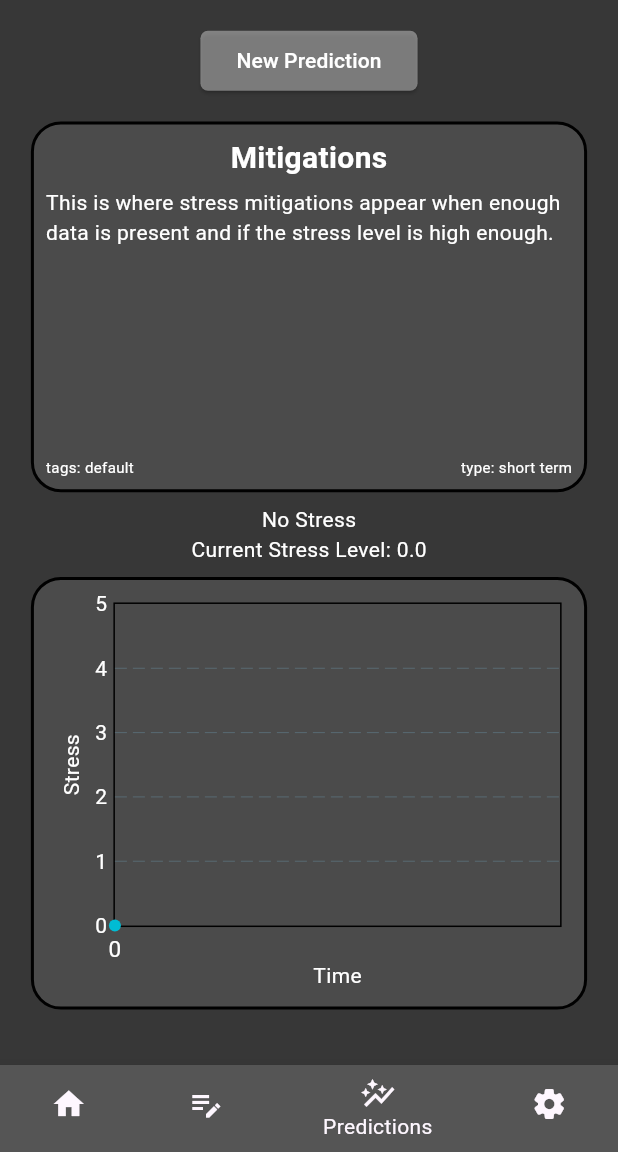
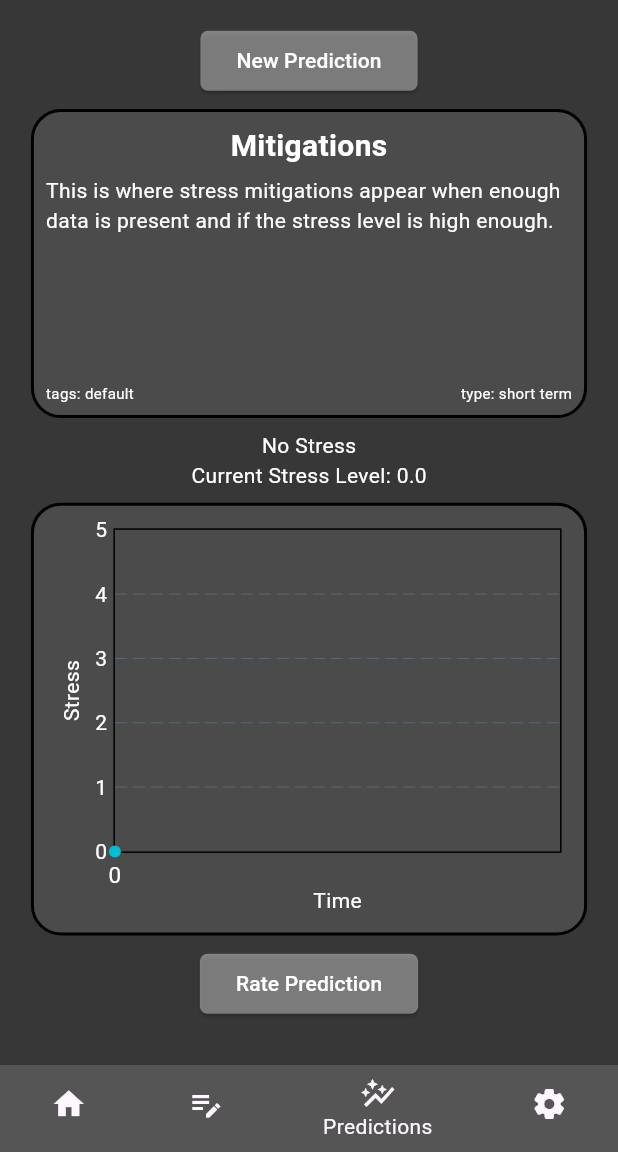
Before and after one commit to cs-24-sw-8-11/frontend, a Flutter app: the HomeScreen screen opened directly, item 3 of the bottom bar chosen, after a tap on "New Prediction", on a phone screen of 412 x 824 dp, the part 84-1236 px from its top. Run offline on Flutter 3.47's test engine with Material 3 defaults, Android fonts, the phone set to English and light mode, and no system bars; drawn by our look-alikes of fl_chart; our stand-ins replace flutter_spinkit; network calls fail.

```diff
--- a/lib/custom_widgets/custom_predictions.dart
+++ b/lib/custom_widgets/custom_predictions.dart
@@ -1,6 +1,8 @@
 import 'package:flutter/material.dart';
 import 'package:fl_chart/fl_chart.dart';
+import 'package:frontend/custom_widgets/custom_rate_prediction.dart';
 import 'package:frontend/custom_widgets/custom_slider_diag.dart';
+import 'package:frontend/login_screen/animation_route.dart';
 import 'package:provider/provider.dart';
 
 import 'package:frontend/custom_widgets/custom_diag.dart';
@@ -34,7 +36,7 @@ class PredictionPageState extends State<PredictionPage> {
     token = Provider.of<AuthProvider>(context, listen: false).fetchToken();
     getPredictionData(token).then((data) {
       _refreshPredictionChartData(data);
-      stressLevel = predictionPoints.last;
+      stressLevel = predictionPoints.isNotEmpty ? predictionPoints.last : 0;
     });
     getCuratedMitigation(token).then((data) {
       mitigation = data;
@@ -85,7 +87,7 @@ class PredictionPageState extends State<PredictionPage> {
             ),
             child: const Text('New Prediction', style: TextStyle(color: globalTextColor)),
           ),
-          Padding(padding: EdgeInsets.only(top: MediaQuery.of(context).size.height * 0.02)),
+          Padding(padding: EdgeInsets.only(top: MediaQuery.of(context).size.height * 0.01)),
           mitigationBox(
             context,
             mitigation.title,
@@ -176,6 +178,20 @@ class PredictionPageState extends State<PredictionPage> {
               )
             ),
           ),
+          Padding(padding: EdgeInsets.only(top: MediaQuery.of(context).size.height)*0.01),
+          ElevatedButton(
+            onPressed: ()  {
+              Navigator.of(context).push(createRoute(PredictionRatingPage(predictionPoints)));
+            },
+            style: ElevatedButton.styleFrom(
+              backgroundColor: globalButtonBackgroundColor,
+              disabledBackgroundColor: globalButtonDisabledBackgroundColor,
+              shape: RoundedRectangleBorder(
+                borderRadius: BorderRadius.circular(5.0),
+              ),
+            ),
+            child: const Text('Rate Prediction', style: TextStyle(color: globalTextColor)),
+          ),
         ],
       ),
     );
@@ -196,7 +212,7 @@ class PredictionPageState extends State<PredictionPage> {
   Widget mitigationBox(BuildContext context, title, description, type, tags) {
     return Container(
       width: MediaQuery.of(context).size.width * 0.9,
-      height: MediaQuery.of(context).size.height * 0.3,
+      height: MediaQuery.of(context).size.height * 0.25,
       padding: const EdgeInsets.all(8),
       decoration: BoxDecoration(
         color: Colors.white10,
@@ -232,7 +248,7 @@ class PredictionPageState extends State<PredictionPage> {
                   ),
                 ]
               )
-            )
+            ),
           ],
         )
       )
@@ -266,7 +282,6 @@ class PredictionPageState extends State<PredictionPage> {
     );
 
     if (selectedUserStress != null) {
-      await executeTestRating(token, pid, userPredictedStress.toStringAsFixed(1));
       setState(() {
         userPredictedStress = selectedUserStress;
       });
--- a/lib/scripts/api_handler.dart
+++ b/lib/scripts/api_handler.dart
@@ -53,8 +53,8 @@ Future<https.Response> executeUpdateUserData(PostUserData data, String token) as
 }
 
 // Submit Prediction rating
-Future<https.Response> executeTestRating(String token, String pid, String rating) async {
-  final jsonString = {'token':token, 'id':pid, 'rating':rating};
+Future<https.Response> executeTestRating(String token, String pid, String rating, String expected) async {
+  final jsonString = {'token':token, 'id':pid, 'rating':rating, 'expected':expected};
   dynamic httpResponse = await handleTestRatingHttp(jsonEncode(jsonString));
   return httpResponse;
 }
@@ -175,8 +175,8 @@ Future<List<Mitigation>> getMitigationsWithTag(String tag) async {
 Future<Mitigation> getCuratedMitigation(String token) async {
   var response = await handleCuratedMitigationsHttp(token);
   final data = jsonDecode(response.body) as dynamic;
-  List<String> tags = data['tags'].split(',');
-  Mitigation mitigation = Mitigation(data['id'], data['title'], data['description'], data['type'], tags);
+  List<String> tags = data['data']['tags'].split(',');
+  Mitigation mitigation = Mitigation(data['data']['id'], data['data']['title'], data['data']['description'], data['data']['type'], tags);
   return mitigation;
 }
 
```
Also changed, not shown: lib/custom_widgets/custom_rate_prediction.dart (+3 -18 lines).
